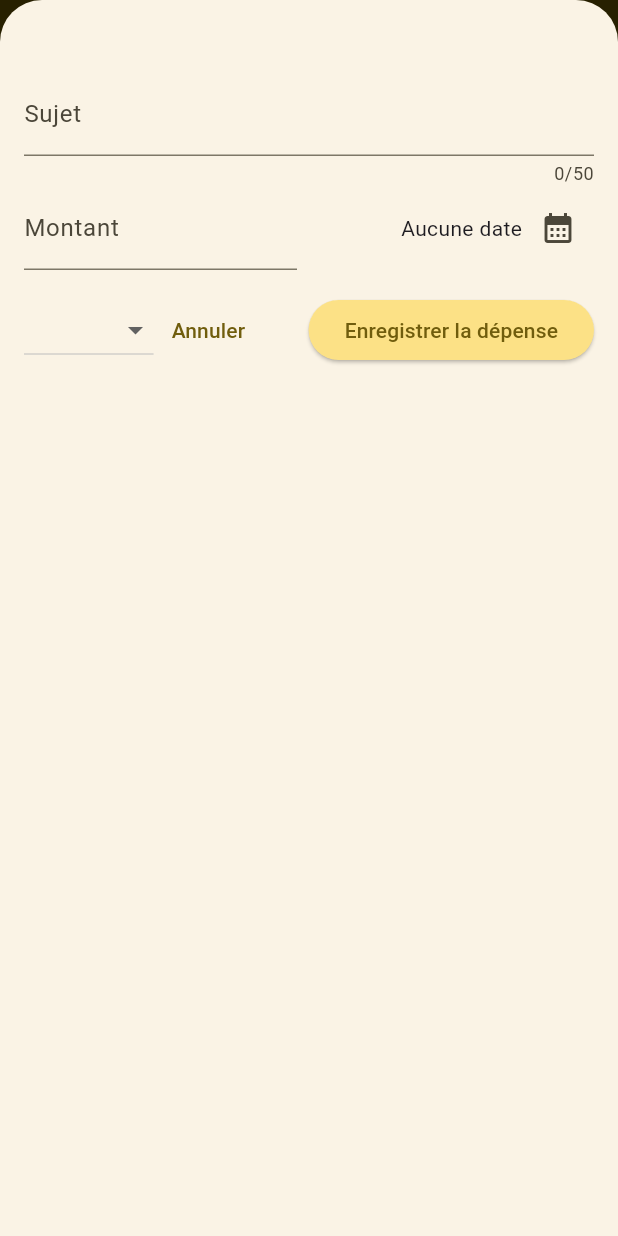
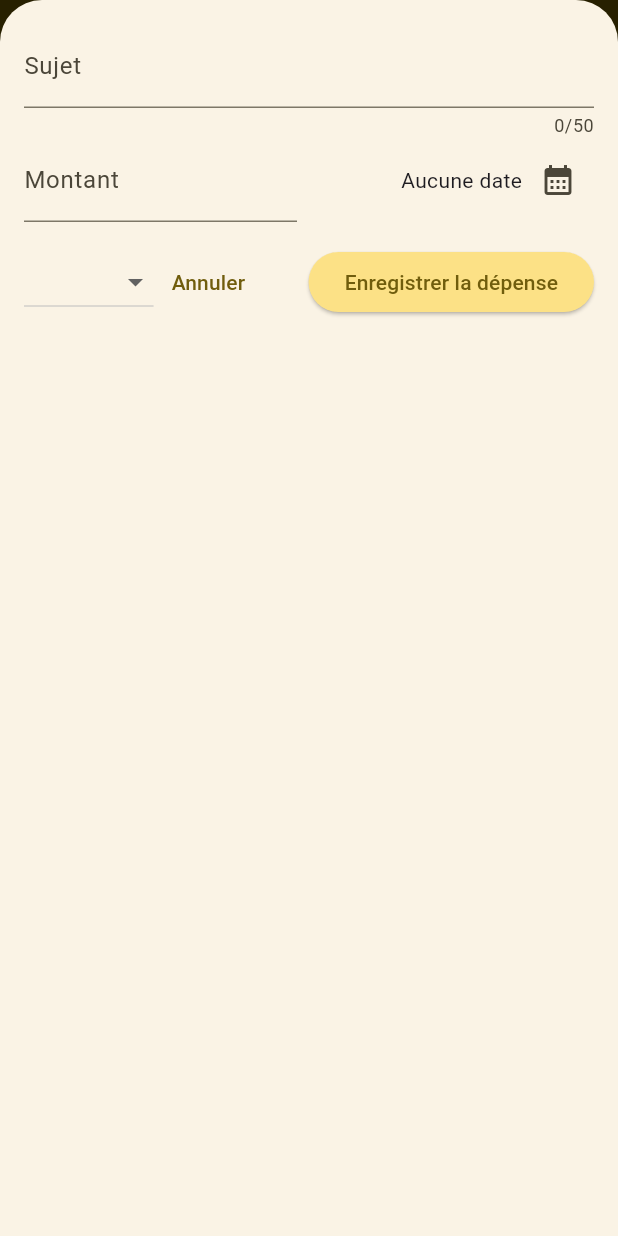
Before and after one commit to Fenysk/3_flutter_expenses_app, a Flutter app: the screen it shows after launch, after a tap on the "add" icon, on a phone screen of 412 x 824 dp. Run offline on Flutter 3.47's test engine with Material 3 defaults, Android fonts, the phone set to English and light mode, and no system bars.

```diff
--- a/lib/expenses.dart
+++ b/lib/expenses.dart
@@ -22,6 +22,7 @@ class _ExpensesState extends State<Expenses> {
         onAddExpense: _addNewExpense,
       ),
       isScrollControlled: true,
+      useSafeArea: true,
     );
   }
 
--- a/lib/widgets/expenses/add_expense_modal.dart
+++ b/lib/widgets/expenses/add_expense_modal.dart
@@ -84,7 +84,7 @@ class _AddExpenseModalState extends State<AddExpenseModal> {
       height: double.infinity,
       child: SingleChildScrollView(
         child: Padding(
-          padding: EdgeInsets.fromLTRB(16, 48, 16, keyboardSpacing + 16),
+          padding: EdgeInsets.fromLTRB(16, 16, 16, keyboardSpacing + 16),
           child: Column(
             children: [
               TextField(
```
